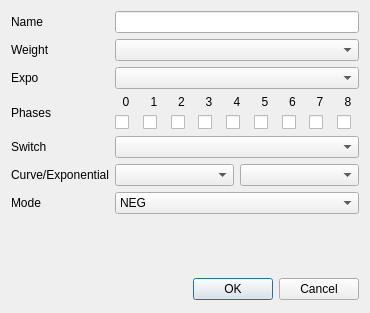
Qt form src/expodialog.ui (roberto1903/companion9x) before a commit.
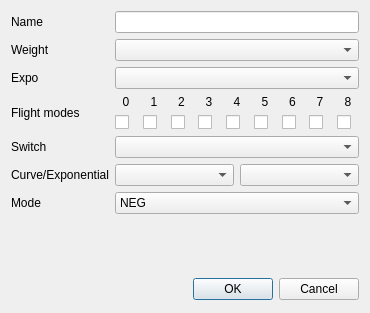
The same form after that commit. Icons and pictures are not drawn.

Commit message: Replace flight phases with flight modes

Diff of the .ui file:
```diff
--- a/src/expodialog.ui
+++ b/src/expodialog.ui
@@ -61,7 +61,7 @@
    <item row="3" column="0">
     <widget class="QLabel" name="label_phases">
      <property name="text">
-      <string>Phases</string>
+      <string>Flight modes</string>
      </property>
     </widget>
    </item>
```
Left out of the diff: 2 changed lines with no effect on the pictures. The commit also changes 15 other files.
